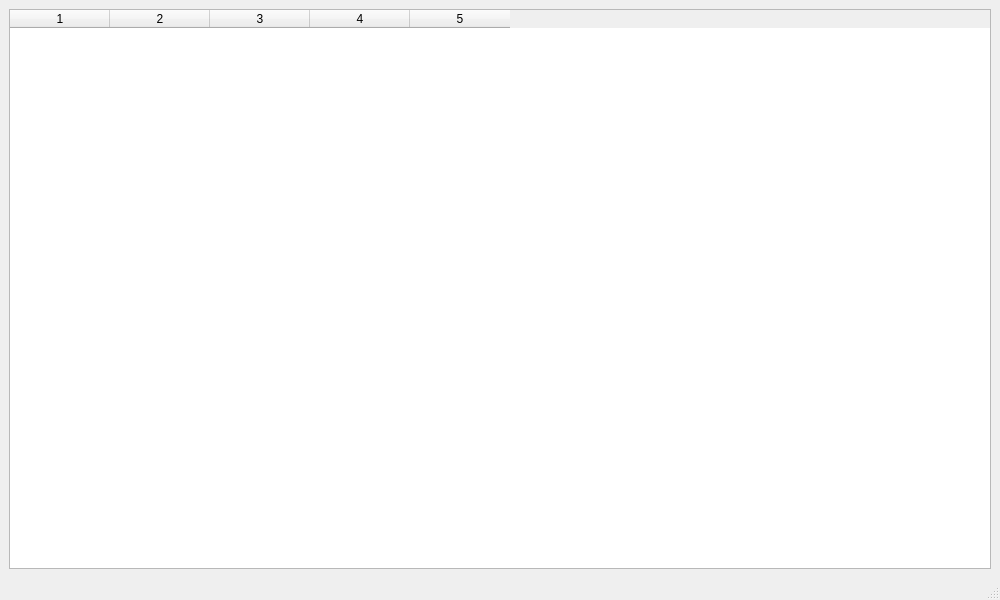
Old version of the form src/MainWindow.ui in the repository Jake-Andrews/NDVDetector.
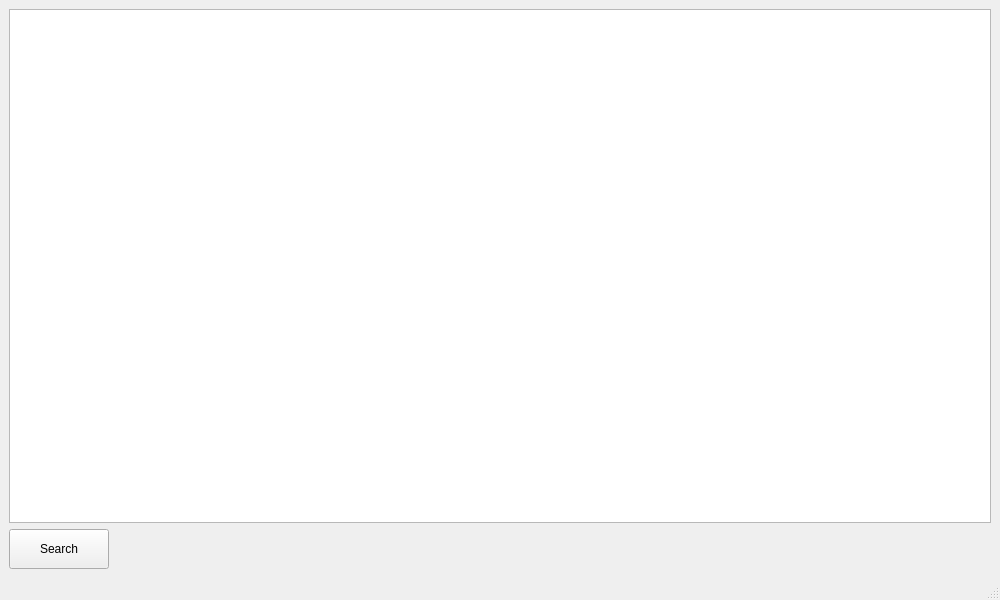
New version of the form.

The edit to the form file:
```diff
--- a/src/MainWindow.ui
+++ b/src/MainWindow.ui
@@ -14,33 +14,45 @@
   <widget class="QWidget" name="centralwidget">
    <layout class="QVBoxLayout" name="verticalLayout">
     <item>
-     <widget class="QTableWidget" name="tableWidget">
-      <property name="rowCount">
-       <number>0</number>
-      </property>
-      <property name="columnCount">
-       <number>5</number>
-      </property>
-      <property name="horizontalHeaderLabels">
-       <stringlist>
-        <string>Screenshot</string>
-        <string>Path</string>
-        <string>Tech Specs</string>
-        <string>Codecs</string>
-        <string>#Links</string>
-       </stringlist>
-      </property>
-      <property name="selectionBehavior">
-       <enum>QAbstractItemView::SelectRows</enum>
-      </property>
-      <property name="selectionMode">
-       <enum>QAbstractItemView::SingleSelection</enum>
-      </property>
+     <widget class="QTableView" name="tableView">
       <property name="sortingEnabled">
        <bool>true</bool>
       </property>
      </widget>
     </item>
+    <item>
+     <layout class="QHBoxLayout" name="bottomLayout">
+      <item>
+       <widget class="QPushButton" name="searchButton">
+        <property name="text">
+         <string>Search</string>
+        </property>
+        <property name="minimumSize">
+         <size>
+          <width>100</width>
+          <height>40</height>
+         </size>
+        </property>
+       </widget>
+      </item>
+      <item>
+       <spacer name="horizontalSpacer">
+        <property name="orientation">
+         <enum>Qt::Horizontal</enum>
+        </property>
+        <property name="sizeType">
+         <enum>QSizePolicy::Expanding</enum>
+        </property>
+        <property name="sizeHint">
+         <size>
+          <width>40</width>
+          <height>20</height>
+         </size>
+        </property>
+       </spacer>
+      </item>
+     </layout>
+    </item>
    </layout>
   </widget>
   <widget class="QMenuBar" name="menubar"/>
```
